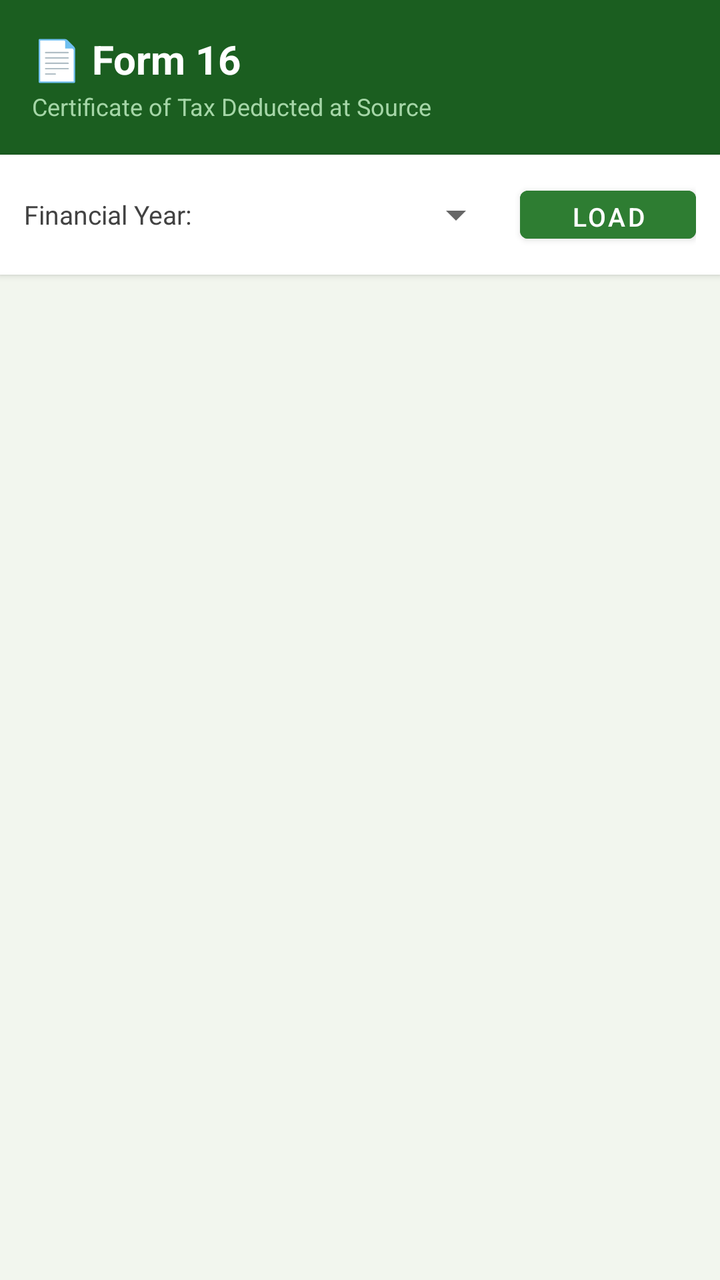
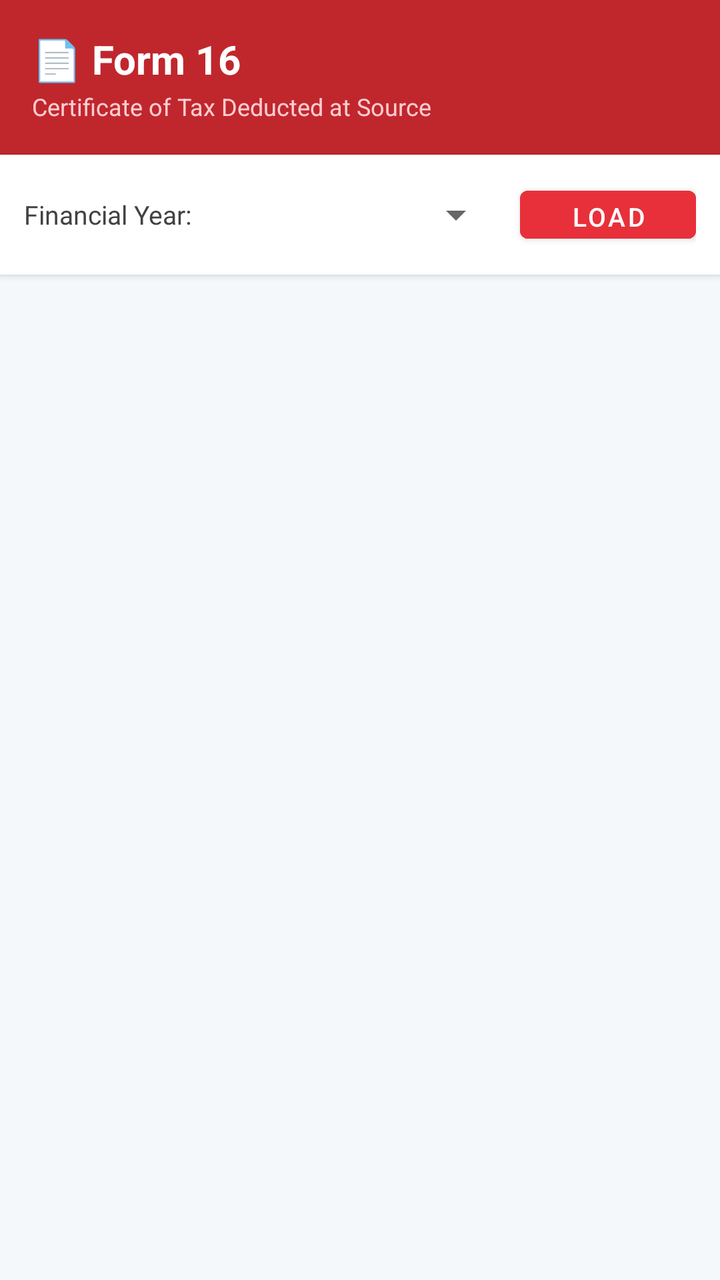

Before-and-after screenshots of an Android layout around one commit, followed by the original layout XML and the change that was made.
<!-- AndroidManifest.xml: application theme Theme.RiskcareHRMS -->
<!-- res/layout/fragment_form16.xml -->
<?xml version="1.0" encoding="utf-8"?>
<LinearLayout xmlns:android="http://schemas.android.com/apk/res/android"
    android:layout_width="match_parent"
    android:layout_height="match_parent"
    android:orientation="vertical"
    android:background="#F2F6EE">

    
    <LinearLayout
        android:layout_width="match_parent"
        android:layout_height="wrap_content"
        android:orientation="vertical"
        android:background="#1B5E20"
        android:padding="16dp">
        <TextView
            android:layout_width="wrap_content"
            android:layout_height="wrap_content"
            android:text="📄 Form 16"
            android:textColor="#FFFFFF"
            android:textSize="20sp"
            android:textStyle="bold"/>
        <TextView
            android:layout_width="wrap_content"
            android:layout_height="wrap_content"
            android:text="Certificate of Tax Deducted at Source"
            android:textColor="#A5D6A7"
            android:textSize="12sp"
            android:layout_marginTop="2dp"/>
    </LinearLayout>

    
    <LinearLayout
        android:layout_width="match_parent"
        android:layout_height="wrap_content"
        android:orientation="horizontal"
        android:background="#FFFFFF"
        android:padding="12dp"
        android:gravity="center_vertical"
        android:elevation="2dp">
        <TextView
            android:layout_width="wrap_content"
            android:layout_height="wrap_content"
            android:text="Financial Year:"
            android:textSize="13sp"
            android:textColor="#424242"
            android:layout_marginEnd="10dp"/>
        <Spinner
            android:id="@+id/spinnerFY16"
            android:layout_width="0dp"
            android:layout_height="wrap_content"
            android:layout_weight="1"/>
        <Button
            android:id="@+id/btnLoadForm16"
            android:layout_width="wrap_content"
            android:layout_height="36dp"
            android:text="Load"
            android:textSize="13sp"
            android:backgroundTint="#2E7D32"
            android:textColor="#FFFFFF"
            android:layout_marginStart="8dp"/>
        <Button
            android:id="@+id/btnDownloadPdf"
            android:layout_width="wrap_content"
            android:layout_height="36dp"
            android:text="⬇ PDF"
            android:textSize="12sp"
            android:backgroundTint="#1565C0"
            android:textColor="#FFFFFF"
            android:layout_marginStart="6dp"
            android:visibility="gone"/>
    </LinearLayout>

    <TextView
        android:id="@+id/tvForm16Loading"
        android:layout_width="match_parent"
        android:layout_height="wrap_content"
        android:text="Loading Form 16…"
        android:textColor="#757575"
        android:gravity="center"
        android:padding="30dp"
        android:visibility="gone"/>

    
    <ScrollView
        android:id="@+id/scrollForm16"
        android:layout_width="match_parent"
        android:layout_height="0dp"
        android:layout_weight="1"
        android:visibility="gone">

        <LinearLayout
            android:layout_width="match_parent"
            android:layout_height="wrap_content"
            android:orientation="vertical"
            android:padding="12dp">

            
            <androidx.cardview.widget.CardView
                android:layout_width="match_parent"
                android:layout_height="wrap_content"
                android:layout_marginBottom="10dp"
                app:cardCornerRadius="10dp"
                app:cardElevation="2dp"
                xmlns:app="http://schemas.android.com/apk/res-auto">
                <LinearLayout
                    android:layout_width="match_parent"
                    android:layout_height="wrap_content"
                    android:orientation="vertical"
                    android:padding="14dp">
                    <TextView
                        android:id="@+id/tvF16FY"
                        android:layout_width="wrap_content"
                        android:layout_height="wrap_content"
                        android:text="FY 2024-25  |  AY 2025-26"
                        android:textColor="#2E7D32"
                        android:textSize="12sp"
                        android:textStyle="bold"
                        android:layout_marginBottom="10dp"/>
                    <LinearLayout
                        android:layout_width="match_parent"
                        android:layout_height="wrap_content"
                        android:orientation="horizontal">
                        <LinearLayout
                            android:layout_width="0dp"
                            android:layout_height="wrap_content"
                            android:layout_weight="1"
                            android:orientation="vertical">
                            <TextView
                                android:layout_width="wrap_content"
                                android:layout_height="wrap_content"
                                android:text="EMPLOYEE"
                                android:textSize="10sp"
                                android:textColor="#757575"
                                android:textStyle="bold"/>
                            <TextView
                                android:id="@+id/tvF16EmpName"
                                android:layout_width="wrap_content"
                                android:layout_height="wrap_content"
                                android:textSize="14sp"
                                android:textStyle="bold"
                                android:textColor="#212121"/>
                            <TextView
                                android:id="@+id/tvF16EmpCode"
                                android:layout_width="wrap_content"
                                android:layout_height="wrap_content"
                                android:textSize="11sp"
                                android:textColor="#616161"/>
                            <TextView
                                android:id="@+id/tvF16Pan"
                                android:layout_width="wrap_content"
                                android:layout_height="wrap_content"
                                android:textSize="11sp"
                                android:textColor="#616161"/>
                            <TextView
                                android:id="@+id/tvF16Uan"
                                android:layout_width="wrap_content"
                                android:layout_height="wrap_content"
                                android:textSize="11sp"
                                android:textColor="#616161"/>
                            <TextView
                                android:id="@+id/tvF16PfNo"
                                android:layout_width="wrap_content"
                                android:layout_height="wrap_content"
                                android:textSize="11sp"
                                android:textColor="#616161"/>
                            <TextView
                                android:id="@+id/tvF16Dept"
                                android:layout_width="wrap_content"
                                android:layout_height="wrap_content"
                                android:textSize="11sp"
                                android:textColor="#616161"/>
                        </LinearLayout>
                        <LinearLayout
                            android:layout_width="0dp"
                            android:layout_height="wrap_content"
                            android:layout_weight="1"
                            android:orientation="vertical">
                            <TextView
                                android:layout_width="wrap_content"
                                android:layout_height="wrap_content"
                                android:text="EMPLOYER"
                                android:textSize="10sp"
                                android:textColor="#757575"
                                android:textStyle="bold"/>
                            <TextView
                                android:id="@+id/tvF16Employer"
                                android:layout_width="wrap_content"
                                android:layout_height="wrap_content"
                                android:textSize="12sp"
                                android:textStyle="bold"
                                android:textColor="#212121"/>
                            <TextView
                                android:id="@+id/tvF16TAN"
                                android:layout_width="wrap_content"
                                android:layout_height="wrap_content"
                                android:textSize="11sp"
                                android:textColor="#616161"/>
                        </LinearLayout>
                    </LinearLayout>
                </LinearLayout>
            </androidx.cardview.widget.CardView>

            
            <androidx.cardview.widget.CardView
                android:layout_width="match_parent"
                android:layout_height="wrap_content"
                android:layout_marginBottom="10dp"
                app:cardCornerRadius="10dp"
                app:cardElevation="2dp"
                xmlns:app="http://schemas.android.com/apk/res-auto">
                <LinearLayout
                    android:layout_width="match_parent"
                    android:layout_height="wrap_content"
                    android:orientation="vertical"
                    android:padding="14dp">
                    <TextView
                        android:layout_width="match_parent"
                        android:layout_height="wrap_content"
                        android:text="PART A — TDS Details"
                        android:textSize="13sp"
                        android:textStyle="bold"
                        android:textColor="#FFFFFF"
                        android:background="#2E7D32"
                        android:padding="8dp"
                        android:layout_marginBottom="8dp"/>
                    <LinearLayout
                        android:id="@+id/containerPartA"
                        android:layout_width="match_parent"
                        android:layout_height="wrap_content"
                        android:orientation="vertical"/>
                </LinearLayout>
            </androidx.cardview.widget.CardView>

            
            <androidx.cardview.widget.CardView
                android:layout_width="match_parent"
                android:layout_height="wrap_content"
                android:layout_marginBottom="10dp"
                app:cardCornerRadius="10dp"
                app:cardElevation="2dp"
                xmlns:app="http://schemas.android.com/apk/res-auto">
                <LinearLayout
                    android:layout_width="match_parent"
                    android:layout_height="wrap_content"
                    android:orientation="vertical"
                    android:padding="14dp">
                    <TextView
                        android:layout_width="match_parent"
                        android:layout_height="wrap_content"
                        android:text="PART B — Salary &amp; Deductions"
                        android:textSize="13sp"
                        android:textStyle="bold"
                        android:textColor="#FFFFFF"
                        android:background="#1565C0"
                        android:padding="8dp"
                        android:layout_marginBottom="8dp"/>
                    <LinearLayout
                        android:id="@+id/containerPartB"
                        android:layout_width="match_parent"
                        android:layout_height="wrap_content"
                        android:orientation="vertical"/>
                </LinearLayout>
            </androidx.cardview.widget.CardView>

            
            <androidx.cardview.widget.CardView
                android:layout_width="match_parent"
                android:layout_height="wrap_content"
                android:layout_marginBottom="16dp"
                app:cardCornerRadius="10dp"
                app:cardElevation="2dp"
                xmlns:app="http://schemas.android.com/apk/res-auto">
                <LinearLayout
                    android:layout_width="match_parent"
                    android:layout_height="wrap_content"
                    android:orientation="vertical"
                    android:padding="14dp">
                    <TextView
                        android:layout_width="match_parent"
                        android:layout_height="wrap_content"
                        android:text="📅 Monthly Breakdown"
                        android:textSize="13sp"
                        android:textStyle="bold"
                        android:textColor="#FFFFFF"
                        android:background="#6A1B9A"
                        android:padding="8dp"
                        android:layout_marginBottom="8dp"/>
                    <LinearLayout
                        android:id="@+id/containerMonthly"
                        android:layout_width="match_parent"
                        android:layout_height="wrap_content"
                        android:orientation="vertical"/>
                </LinearLayout>
            </androidx.cardview.widget.CardView>

        </LinearLayout>
    </ScrollView>
</LinearLayout>
<!-- resources referenced by this layout -->
<resources>
  <style name="Theme.RiskcareHRMS" parent="Theme.MaterialComponents.Light.NoActionBar">
          <item name="colorPrimary">@color/primary</item>
          <item name="colorPrimaryVariant">@color/primary_dark</item>
          <item name="colorOnPrimary">@color/white</item>
          <item name="colorSecondary">@color/accent_orange</item>
          <item name="colorSecondaryVariant">@color/accent_orange</item>
          <item name="colorOnSecondary">@color/white</item>
          <item name="android:colorBackground">@color/background</item>
          <item name="colorSurface">@color/surface</item>
          <item name="colorOnSurface">@color/text_primary</item>
          <item name="android:statusBarColor">#FFFFFF</item>
          <item name="android:windowLightStatusBar" tools:targetApi="m">true</item>
          <item name="android:navigationBarColor">@color/white</item>
          <item name="android:windowLightNavigationBar" tools:targetApi="o_mr1">true</item>
          <item name="materialCardViewStyle">@style/RiskcareHRMS.CardView</item>
          <item name="shapeAppearanceMediumComponent">@style/ShapeAppearance.RiskcareHRMS.MediumComponent</item>
          <item name="shapeAppearanceLargeComponent">@style/ShapeAppearance.RiskcareHRMS.LargeComponent</item>
      </style>
  <color name="primary">#E8303A</color>
  <color name="primary_dark">#C0272D</color>
  <color name="white">#FFFFFF</color>
  <color name="accent_orange">#E8303A</color>
  <color name="background">#F5F8FB</color>
  <color name="surface">#FFFFFF</color>
  <color name="text_primary">#1A2B5A</color>
  <style name="RiskcareHRMS.CardView" parent="Widget.MaterialComponents.CardView">
          <item name="cardElevation">2dp</item>
          <item name="cardCornerRadius">16dp</item>
          <item name="cardBackgroundColor">@color/surface</item>
      </style>
  <style name="ShapeAppearance.RiskcareHRMS.MediumComponent" parent="ShapeAppearance.MaterialComponents.MediumComponent">
          <item name="cornerFamily">rounded</item>
          <item name="cornerSize">12dp</item>
      </style>
  <style name="ShapeAppearance.RiskcareHRMS.LargeComponent" parent="ShapeAppearance.MaterialComponents.LargeComponent">
          <item name="cornerFamily">rounded</item>
          <item name="cornerSize">20dp</item>
      </style>
</resources>

<!-- the commit's change to res/layout/fragment_form16.xml (unified diff, before → after) -->
@@ -3,14 +3,14 @@
     android:layout_width="match_parent"
     android:layout_height="match_parent"
     android:orientation="vertical"
-    android:background="#F2F6EE">
+    android:background="#F5F8FB">
 
     
     <LinearLayout
         android:layout_width="match_parent"
         android:layout_height="wrap_content"
         android:orientation="vertical"
-        android:background="#1B5E20"
+        android:background="#C0272D"
         android:padding="16dp">
         <TextView
             android:layout_width="wrap_content"
@@ -23,7 +23,7 @@
             android:layout_width="wrap_content"
             android:layout_height="wrap_content"
             android:text="Certificate of Tax Deducted at Source"
-            android:textColor="#A5D6A7"
+            android:textColor="#FFCDD2"
             android:textSize="12sp"
             android:layout_marginTop="2dp"/>
     </LinearLayout>
@@ -55,7 +55,7 @@
             android:layout_height="36dp"
             android:text="Load"
             android:textSize="13sp"
-            android:backgroundTint="#2E7D32"
+            android:backgroundTint="#E8303A"
             android:textColor="#FFFFFF"
             android:layout_marginStart="8dp"/>
         <Button
@@ -112,7 +112,7 @@
                         android:layout_width="wrap_content"
                         android:layout_height="wrap_content"
                         android:text="FY 2024-25  |  AY 2025-26"
-                        android:textColor="#2E7D32"
+                        android:textColor="#E8303A"
                         android:textSize="12sp"
                         android:textStyle="bold"
                         android:layout_marginBottom="10dp"/>
@@ -220,7 +220,7 @@
                         android:textSize="13sp"
                         android:textStyle="bold"
                         android:textColor="#FFFFFF"
-                        android:background="#2E7D32"
+                        android:background="#E8303A"
                         android:padding="8dp"
                         android:layout_marginBottom="8dp"/>
                     <LinearLayout
